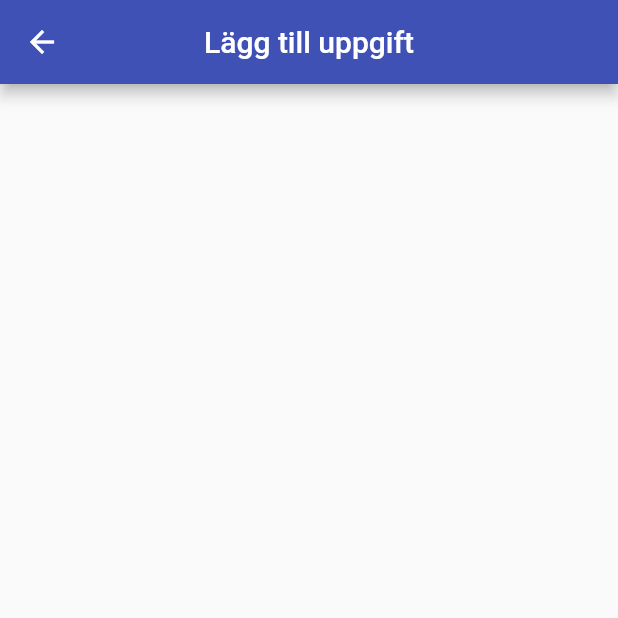
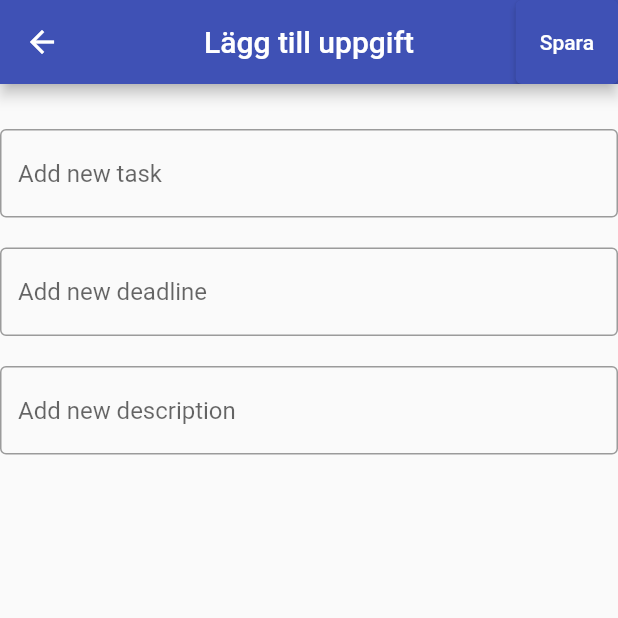
Before and after one commit to gu-tig169-ht21/Grupp-3, a Flutter app: the TaskView screen opened directly, after a tap on the "add" icon, on a phone screen of 412 x 824 dp, the top half of it. Run offline on Flutter 3.47's test engine with Material 2 defaults, Android fonts, the phone set to English and light mode, and no system bars; our stand-ins replace firebase_core, firebase_database, firebase_messaging, firebase_storage; accounts and stored records are empty.

Commit message:
new features

```diff
--- a/lib/main.dart
+++ b/lib/main.dart
@@ -1,11 +1,22 @@
 import 'package:flutter/material.dart';
+import 'model.dart';
 import 'views/homepageview.dart';
 import 'package:firebase_core/firebase_core.dart';
 import 'package:firebase_database/firebase_database.dart';
+import 'package:firebase_storage/firebase_storage.dart';
+import 'package:firebase_messaging/firebase_messaging.dart';
+import 'package:provider/provider.dart';
 
 Future<void> main() async {
+  var state = MyState();
   WidgetsFlutterBinding.ensureInitialized();
-  runApp(MyApp());
+
+  runApp(
+    ChangeNotifierProvider(
+      create: (context) => state,
+      child: MyApp(),
+    ),
+  );
 }
 
 class MyApp extends StatelessWidget {
@@ -19,20 +30,20 @@ class MyApp extends StatelessWidget {
       theme: ThemeData(
         primarySwatch: Colors.indigo,
       ),
-      home: FutureBuilder(future: _fbApp, builder: (context, snapshot) {
+      home: FutureBuilder(
+          future: _fbApp,
+          builder: (context, snapshot) {
             if (snapshot.hasError) {
-           print ('You have an error! ${snapshot.error.toString()}');
+              print('You have an error! ${snapshot.error.toString()}');
               return const Text('Something went wrong');
-        }
-        else if (snapshot.hasData) {
+            } else if (snapshot.hasData) {
               return const HomePage();
-        }
-        else {
-          return const Center(child: CircularProgressIndicator(),
+            } else {
+              return const Center(
+                child: CircularProgressIndicator(),
               );
             }
-      }
-      ),
+          }),
       //const HomePage(),
     );
   }
--- /dev/null
+++ b/lib/model.dart
@@ -0,0 +1,16 @@
+import 'package:flutter/cupertino.dart';
+
+class TaskItem {
+  // String id;   //varje task behöver ett id
+  String title; //varje task behöver en title
+  String deadline; //varje task behöver en deadline
+  String? description;
+
+  TaskItem({required this.title, required this.deadline, this.description});
+}
+
+class MyState extends ChangeNotifier {
+  List<TaskItem> _list = [];
+
+  List<TaskItem> get list => _list;
+}
--- a/lib/views/addtaskview.dart
+++ b/lib/views/addtaskview.dart
@@ -1,15 +1,95 @@
 import 'package:flutter/material.dart';
 
-class AddTask extends StatelessWidget {
-  const AddTask({Key? key}) : super(key: key);
+import '../model.dart';
 
+class AddTaskView extends StatefulWidget {
+  final TaskItem task;
+
+  const AddTaskView(this.task);
+
+  @override
+  State<StatefulWidget> createState() {
+    return AddTaskViewState(task);
+  }
+}
+
+class AddTaskViewState extends State<AddTaskView> {
+  String title = '';
+  String deadline = '';
+  String description = '';
+
+  TextEditingController titleEditingController = TextEditingController();
+  TextEditingController deadlineEditingController = TextEditingController();
+  TextEditingController descriptionEditingController = TextEditingController();
+
+  AddTaskViewState(TaskItem task) {
+    this.title = task.title;
+
+    titleEditingController.addListener(() {
+      setState(() {
+        title = titleEditingController.text;
+      });
+    });
+  }
   @override
   Widget build(BuildContext context) {
     return Scaffold(
       appBar: AppBar(
+        //lägg till spara-knapp för att spara nya uppgifter
         centerTitle: true,
         title: const Text('Lägg till uppgift'),
+        actions: [
+          ElevatedButton(
+            onPressed: () {
+              Navigator.pop(
+                  context,
+                  TaskItem(
+                      title: title,
+                      deadline: deadline,
+                      description: description));
+            },
+            child: Text('Spara', style: TextStyle(color: Colors.white)),
+          ),
+        ],
+      ),
+      body: Center(
+        child: Column(
+          mainAxisAlignment: MainAxisAlignment.start,
+          crossAxisAlignment: CrossAxisAlignment.center,
+          children: [
+            Container(height: 30),
+            titleBox(),
+            Container(height: 20),
+            deadlineBox(),
+            Container(height: 20),
+            descriptionBox(),
+          ],
+        ),
       ),
     );
   }
+
+  Widget titleBox() {
+    return TextField(
+      controller: titleEditingController,
+      decoration: const InputDecoration(
+          border: OutlineInputBorder(), hintText: 'Add new task'),
+    );
+  }
+
+  Widget deadlineBox() {
+    return TextField(
+      controller: deadlineEditingController,
+      decoration: const InputDecoration(
+          border: OutlineInputBorder(), hintText: 'Add new deadline'),
+    );
+  }
+
+  Widget descriptionBox() {
+    return TextField(
+      controller: descriptionEditingController,
+      decoration: const InputDecoration(
+          border: OutlineInputBorder(), hintText: 'Add new description'),
+    );
+  }
 }
--- a/lib/views/taskview.dart
+++ b/lib/views/taskview.dart
@@ -1,5 +1,7 @@
 import 'package:flutter/cupertino.dart';
 import 'package:flutter/material.dart';
+import 'package:provider/provider.dart';
+import '../model.dart';
 import 'addtaskview.dart';
 
 class TaskView extends StatelessWidget {
@@ -12,13 +14,41 @@ class TaskView extends StatelessWidget {
         centerTitle: true,
         title: const Text('Uppgifter'),
       ),
+      body: Consumer<MyState>(
+        builder: (context, state, child) => TaskList(state.list),
+      ),
       floatingActionButton: FloatingActionButton(
         child: const Icon(Icons.add),
         onPressed: () {
-          Navigator.push(context,
-              MaterialPageRoute(builder: (context) => const AddTask()));
+          Navigator.push(
+              context,
+              MaterialPageRoute(
+                  builder: (context) => AddTaskView(
+                      TaskItem(title: '', deadline: '', description: ''))));
         },
       ),
     );
   }
 }
+
+class TaskList extends StatelessWidget {
+  final List<TaskItem> list;
+
+  TaskList(this.list);
+
+  @override
+  Widget build(BuildContext context) {
+    return ListView(
+        children: list.map((task) => _taskItem(context, task)).toList());
+  }
+
+//hur varje task i todo-listan ska se ut, titeln är toDoText, längst till vänster
+//finns ett kryss för att ta bort en task, och längst till höger en checkbox som
+//kan få olika värde beroende på om den är icheckad eller ej
+  Widget _taskItem(context, TaskItem task) {
+    var state = Provider.of<MyState>(context, listen: false);
+    return ListTile(
+      title: Text(task.title),
+    );
+  }
+}
--- a/pubspec.yaml
+++ b/pubspec.yaml
@@ -36,6 +36,9 @@ dependencies:
   cupertino_icons: ^1.0.2
   firebase_core: ^1.10.3
   firebase_database: ^9.0.0
+  firebase_storage: ^10.2.3
+  firebase_messaging: ^11.2.3
+  provider: ^6.0.1
 
 dev_dependencies:
   flutter_test:
```
Also changed, not shown: pubspec.lock. Lines whose indentation alone changed are shown as unchanged.
